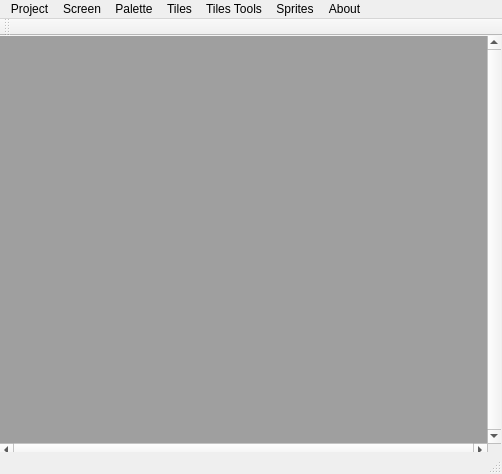
The window that src/mainwindow.ui (pipagerardo/nMSXtiles) describes before a commit, drawn with Qt 5.
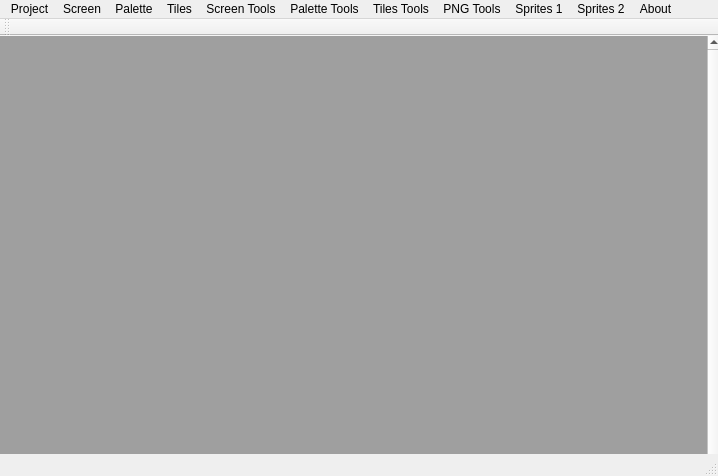
The same window after the commit. Icons and pictures are not drawn.

```diff
--- a/src/mainwindow.ui
+++ b/src/mainwindow.ui
@@ -6,8 +6,8 @@
    <rect>
     <x>0</x>
     <y>0</y>
-    <width>502</width>
-    <height>474</height>
+    <width>718</width>
+    <height>476</height>
    </rect>
   </property>
   <property name="windowTitle">
@@ -23,8 +23,8 @@
      <rect>
       <x>0</x>
       <y>0</y>
-      <width>501</width>
-      <height>421</height>
+      <width>721</width>
+      <height>471</height>
      </rect>
     </property>
     <property name="verticalScrollBarPolicy">
@@ -40,7 +40,7 @@
     <rect>
      <x>0</x>
      <y>0</y>
-     <width>502</width>
+     <width>718</width>
      <height>21</height>
     </rect>
    </property>
@@ -106,9 +106,9 @@
     <addaction name="action_Tiles_Import_PNG_file_created_whith_nMSXtiles"/>
     <addaction name="action_Tiles_Import"/>
    </widget>
-   <widget class="QMenu" name="menuSprites">
+   <widget class="QMenu" name="menuSprites_1">
     <property name="title">
-     <string>Sprites</string>
+     <string>Sprites 1</string>
     </property>
     <addaction name="action_Sprites_New"/>
     <addaction name="action_Sprites_Load"/>
@@ -136,13 +136,55 @@
     <addaction name="action_Tiles_Tools_Paste_colors"/>
     <addaction name="action_Tiles_Tools_Undo"/>
     <addaction name="action_Tiles_Tools_Group_Tiles"/>
+    <addaction name="action_Tiles_Tools_Exchange_tiles"/>
+   </widget>
+   <widget class="QMenu" name="menuScreen_Tools">
+    <property name="title">
+     <string>Screen Tools</string>
+    </property>
+    <addaction name="action_Screen_Tools_Fill_Screen_whith_tiles_1_to_255"/>
+   </widget>
+   <widget class="QMenu" name="menuSprites_2">
+    <property name="enabled">
+     <bool>true</bool>
+    </property>
+    <property name="title">
+     <string>Sprites 2</string>
+    </property>
+    <addaction name="action_Sprites_2_New"/>
+    <addaction name="action_Sprites_2_Load"/>
+    <addaction name="action_Sprites_2_Save"/>
+    <addaction name="action_Sprites_2_Save_as"/>
+    <addaction name="action_Sprites_2_Close"/>
+    <addaction name="separator"/>
+    <addaction name="action_Sprites_2_Export"/>
+   </widget>
+   <widget class="QMenu" name="menuPNG_Tools">
+    <property name="title">
+     <string>PNG Tools</string>
+    </property>
+    <addaction name="action_PNG_Tools_Export_PNG_Screen_file"/>
+    <addaction name="action_PNG_Tools_Export_Map_PNG_file"/>
+    <addaction name="action_PNG_Tools_Export_PNG_Tiles_file"/>
+    <addaction name="separator"/>
+    <addaction name="action_PNG_Tools_Import_PNG_Tiles_file"/>
+   </widget>
+   <widget class="QMenu" name="menuPalette_Tools">
+    <property name="title">
+     <string>Palette Tools</string>
+    </property>
+    <addaction name="action_Palette_Tools_Change_Palette"/>
    </widget>
    <addaction name="menuProject"/>
    <addaction name="menuScreen"/>
    <addaction name="menuPalette"/>
    <addaction name="menuTiles"/>
+   <addaction name="menuScreen_Tools"/>
+   <addaction name="menuPalette_Tools"/>
    <addaction name="menuTiles_Tools"/>
-   <addaction name="menuSprites"/>
+   <addaction name="menuPNG_Tools"/>
+   <addaction name="menuSprites_1"/>
+   <addaction name="menuSprites_2"/>
    <addaction name="menuAbout"/>
   </widget>
   <widget class="QToolBar" name="mainToolBar">
```
Left out of the diff: 132 changed lines with no effect on the pictures.
